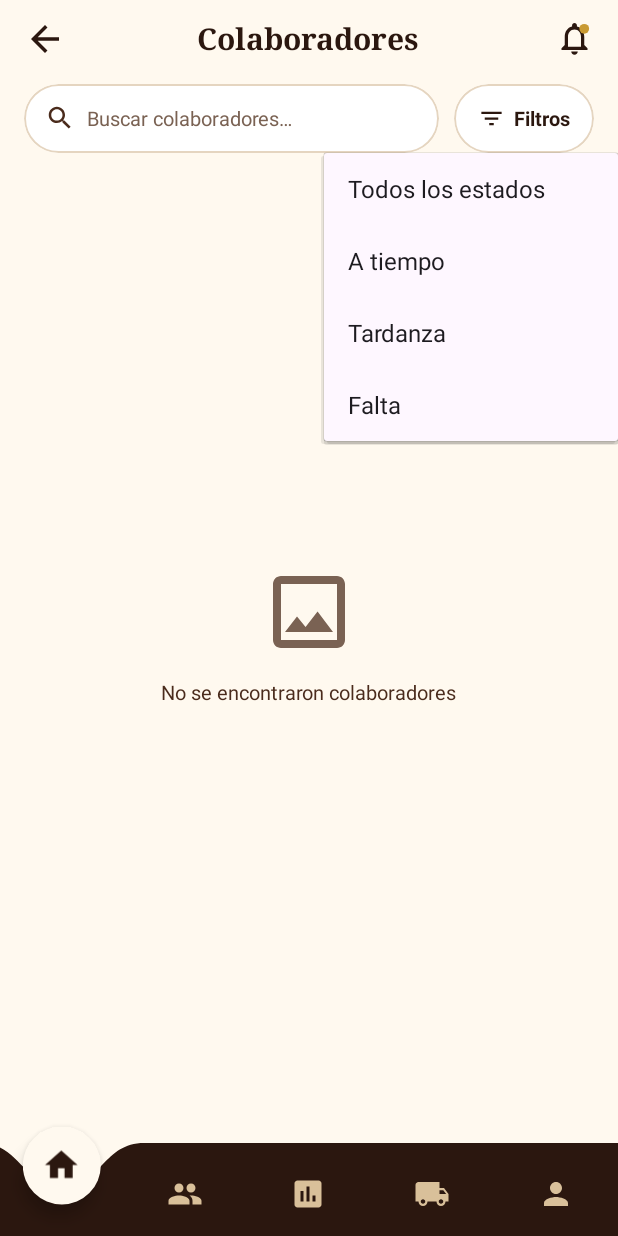
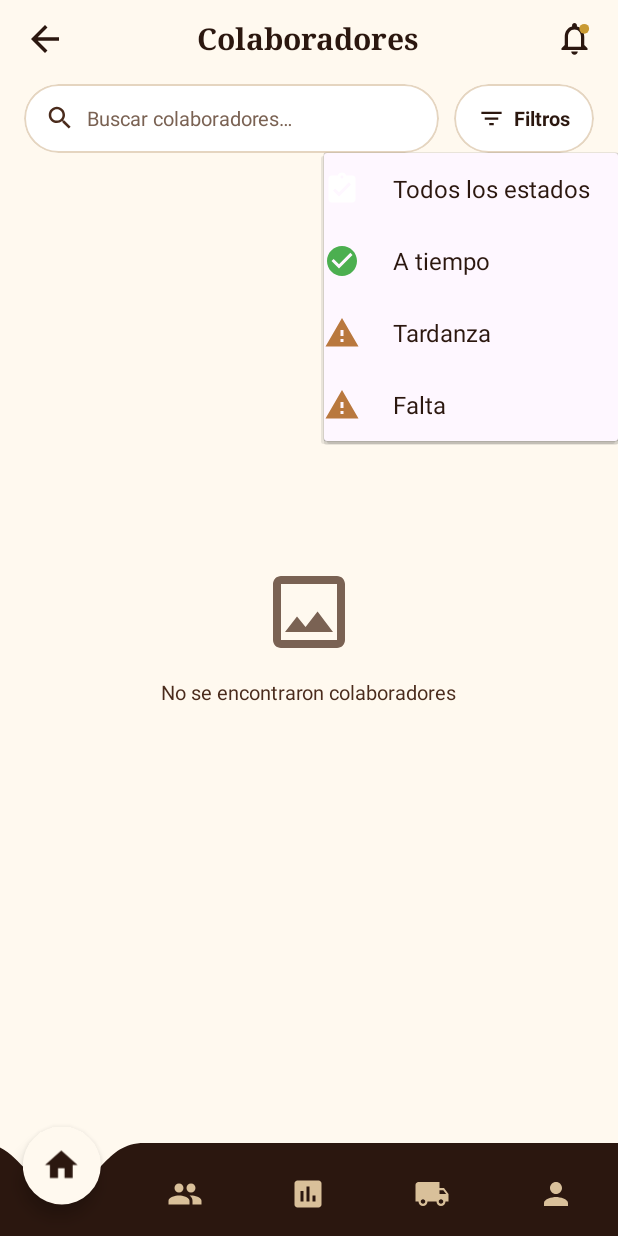
Before and after one commit to JeanVV/PiccoliField, an Android app: the fragment ColaboradoresFragment placed in its activity, after a tap on "Filtros", on a phone screen of 412 x 824 dp. Run offline under Robolectric (Android 15) with nearby library versions, the phone set to English and light mode, and no system bars; network calls fail; 4 statements that could not run were skipped.

Commit message:
Arreglos de interfaz asistencia

```diff
--- a/app/src/main/java/com/piccolifield/ui/asistencia/ColaboradoresFragment.java
+++ b/app/src/main/java/com/piccolifield/ui/asistencia/ColaboradoresFragment.java
@@ -120,26 +120,33 @@ public class ColaboradoresFragment extends Fragment {
     }
 
     private void mostrarPopupMenuFiltros(View view) {
-        PopupMenu popup = new PopupMenu(requireContext(), view);
-        popup.getMenu().add(0, 1, 0, "Todos los estados");
-        popup.getMenu().add(0, 2, 1, "A tiempo");
-        popup.getMenu().add(0, 3, 2, "Tardanza");
-        popup.getMenu().add(0, 4, 3, "Falta");
+        androidx.appcompat.view.ContextThemeWrapper contextWrapper = new androidx.appcompat.view.ContextThemeWrapper(requireContext(), R.style.Theme_PiccoliField_PopupMenu);
+        PopupMenu popup = new PopupMenu(contextWrapper, view);
+        popup.getMenuInflater().inflate(R.menu.menu_filtros_asistencia, popup.getMenu());
+
+        try {
+            java.lang.reflect.Field field = popup.getClass().getDeclaredField("mPopup");
+            field.setAccessible(true);
+            Object menuPopupHelper = field.get(popup);
+            if (menuPopupHelper != null) {
+                Class<?> classPopupHelper = Class.forName(menuPopupHelper.getClass().getName());
+                java.lang.reflect.Method setForceIcons = classPopupHelper.getMethod("setForceShowIcon", boolean.class);
+                setForceIcons.invoke(menuPopupHelper, true);
+            }
+        } catch (Exception e) {
+            e.printStackTrace();
+        }
 
         popup.setOnMenuItemClickListener(item -> {
-            switch (item.getItemId()) {
-                case 1:
-                    estadoFiltroActual = "TODOS";
-                    break;
-                case 2:
-                    estadoFiltroActual = "A_TIEMPO";
-                    break;
-                case 3:
-                    estadoFiltroActual = "TARDANZA";
-                    break;
-                case 4:
-                    estadoFiltroActual = "FALTA";
-                    break;
+            int itemId = item.getItemId();
+            if (itemId == R.id.filter_todos) {
+                estadoFiltroActual = "TODOS";
+            } else if (itemId == R.id.filter_a_tiempo) {
+                estadoFiltroActual = "A_TIEMPO";
+            } else if (itemId == R.id.filter_tardanza) {
+                estadoFiltroActual = "TARDANZA";
+            } else if (itemId == R.id.filter_falta) {
+                estadoFiltroActual = "FALTA";
             }
 
             if (adapter != null && binding.etSearchCollaborator != null) {
--- /dev/null
+++ b/app/src/main/res/drawable/bg_popup_menu_piccoli.xml
@@ -0,0 +1,9 @@
+<?xml version="1.0" encoding="utf-8"?>
+<shape xmlns:android="http://schemas.android.com/apk/res/android"
+    android:shape="rectangle">
+    <solid android:color="#FDF8F0" />
+    <corners android:radius="16dp" />
+    <stroke
+        android:width="1.5dp"
+        android:color="#E5D5C0" />
+</shape>
--- /dev/null
+++ b/app/src/main/res/menu/menu_filtros_asistencia.xml
@@ -0,0 +1,19 @@
+<?xml version="1.0" encoding="utf-8"?>
+<menu xmlns:android="http://schemas.android.com/apk/res/android">
+    <item
+        android:id="@+id/filter_todos"
+        android:icon="@drawable/ic_asistencias"
+        android:title="Todos los estados" />
+    <item
+        android:id="@+id/filter_a_tiempo"
+        android:icon="@drawable/ic_check_circle_green"
+        android:title="A tiempo" />
+    <item
+        android:id="@+id/filter_tardanza"
+        android:icon="@drawable/ic_warning_alert"
+        android:title="Tardanza" />
+    <item
+        android:id="@+id/filter_falta"
+        android:icon="@drawable/ic_warning_alert"
+        android:title="Falta" />
+</menu>
--- a/app/src/main/res/values/themes.xml
+++ b/app/src/main/res/values/themes.xml
@@ -14,4 +14,10 @@
     <style name="ShapeAppearanceOverlay.App.CornerSize16dp" parent="">
         <item name="cornerSize">16dp</item>
     </style>
+
+    <style name="Theme.PiccoliField.PopupMenu" parent="Widget.AppCompat.PopupMenu">
+        <item name="android:popupBackground">@drawable/bg_popup_menu_piccoli</item>
+        <item name="android:textColor">@color/cafe_profundo</item>
+        <item name="android:itemBackground">?android:attr/selectableItemBackground</item>
+    </style>
 </resources>
```
Also changed, not shown: app/src/main/java/com/piccolifield/ui/asistencia/AsistenciaHomeFragment.java (+23 -18 lines).
